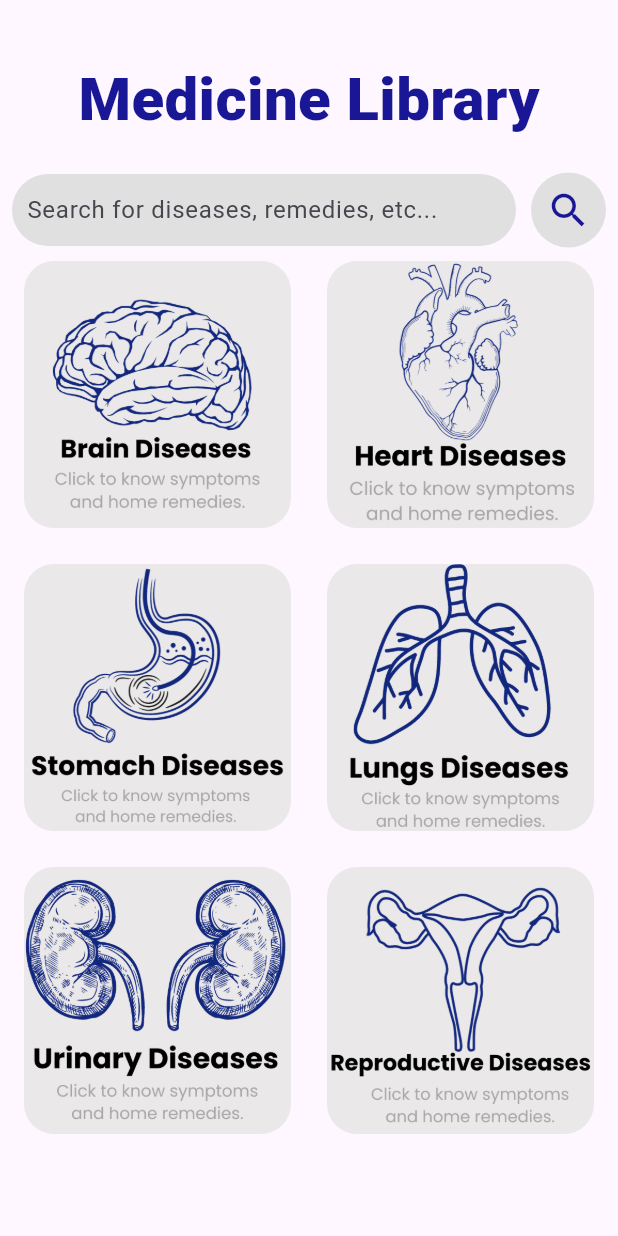
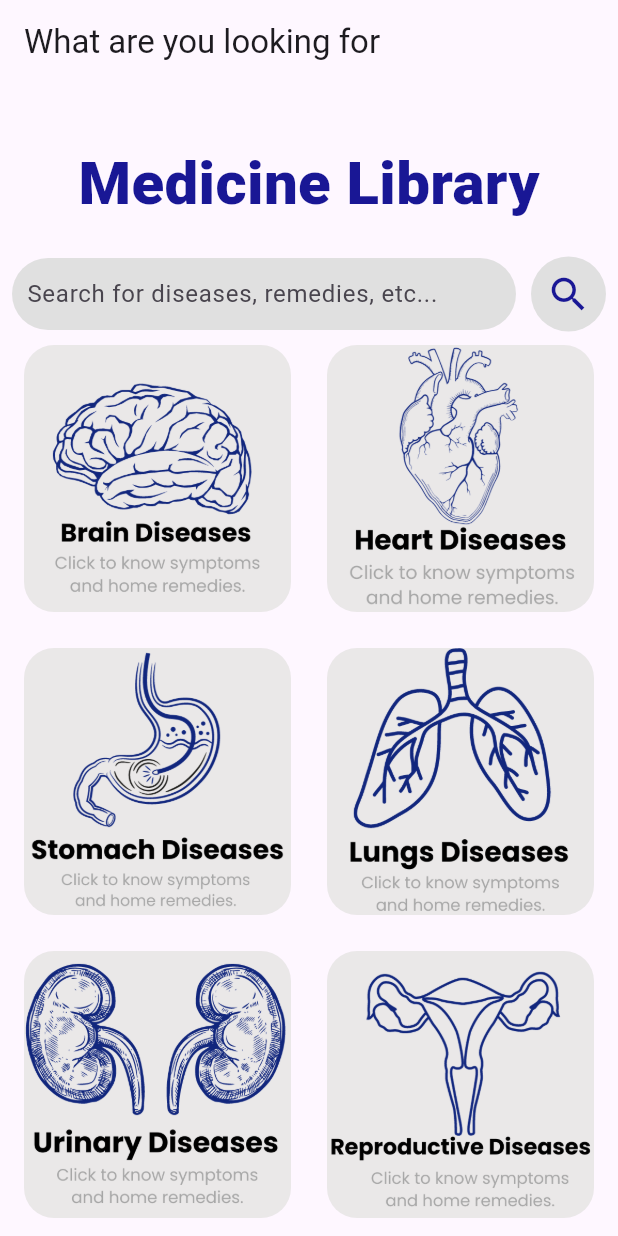
Before and after one commit to Wilmer27-ai/cc206-med_sync, a Flutter app: the screen it shows after launch, on a phone screen of 412 x 824 dp. Run offline on Flutter 3.47's test engine with Material 2 defaults, Android fonts, the phone set to English and light mode, and no system bars; Roboto replaces fonts that are missing (Poppins).

Commit message:
some changes

```diff
--- /dev/null
+++ b/lib/features/med_search.dart
@@ -0,0 +1,20 @@
+import 'package:cc206_med_sync/features/medicine_library.dart';
+import 'package:flutter/material.dart';
+
+
+
+// ignore: camel_case_types
+class med_search extends StatelessWidget {
+  const med_search({Key? key}) : super(key: key);
+
+  // This widget is the root of your application.
+ @override
+  Widget build(BuildContext context) {
+    return Scaffold(
+      appBar: AppBar(
+        title: const Text('What are you looking for'),
+      ),
+      body: const MedicineLibrary(),
+    );
+  }
+}
--- a/lib/features/medicine_library.dart
+++ b/lib/features/medicine_library.dart
@@ -1,10 +1,11 @@
 import 'package:flutter/material.dart';
-import 'package:cc206_med_sync/med_search_screen.dart';
+
+
 class MedicineLibrary extends StatelessWidget {
   const MedicineLibrary({Key? key}) : super(key: key);
 
-  @override
- Widget build(BuildContext context) {
+    @override
+  Widget build(BuildContext context) {
     return Scaffold(
       body: SingleChildScrollView(
         padding: const EdgeInsets.all(8.0),
@@ -12,7 +13,7 @@ class MedicineLibrary extends StatelessWidget {
           crossAxisAlignment: CrossAxisAlignment.center,
           children: [
             const Padding(
-              padding: EdgeInsets.only(top: 30), // Adjust the top padding
+              padding: EdgeInsets.only(top: 30),
               child: Text(
                 'Medicine Library',
                 style: TextStyle(
--- a/lib/main.dart
+++ b/lib/main.dart
@@ -1,6 +1,6 @@
-import 'package:cc206_med_sync/features/medicine_library.dart';
+
 import 'package:flutter/material.dart';
-import 'package:cc206_med_sync/med_search_screen.dart';
+import 'package:cc206_med_sync/features/med_search.dart';
 
 void main() {
   runApp(const MyApp());
@@ -13,13 +13,12 @@ class MyApp extends StatelessWidget {
   @override
   Widget build(BuildContext context) {
     return MaterialApp(
-      title: 'Flutter Demo',
+      title: 'Med_sync',
       theme: ThemeData(
-
         colorScheme: ColorScheme.fromSeed(seedColor: Colors.deepPurple),
         useMaterial3: true,
       ),
-      home: const MedicineLibrary(),
+      home:  const med_search(),
     );
   }
 }
```
Also changed, not shown: lib/med_search_screen.dart (deleted, +0 -28 lines).
